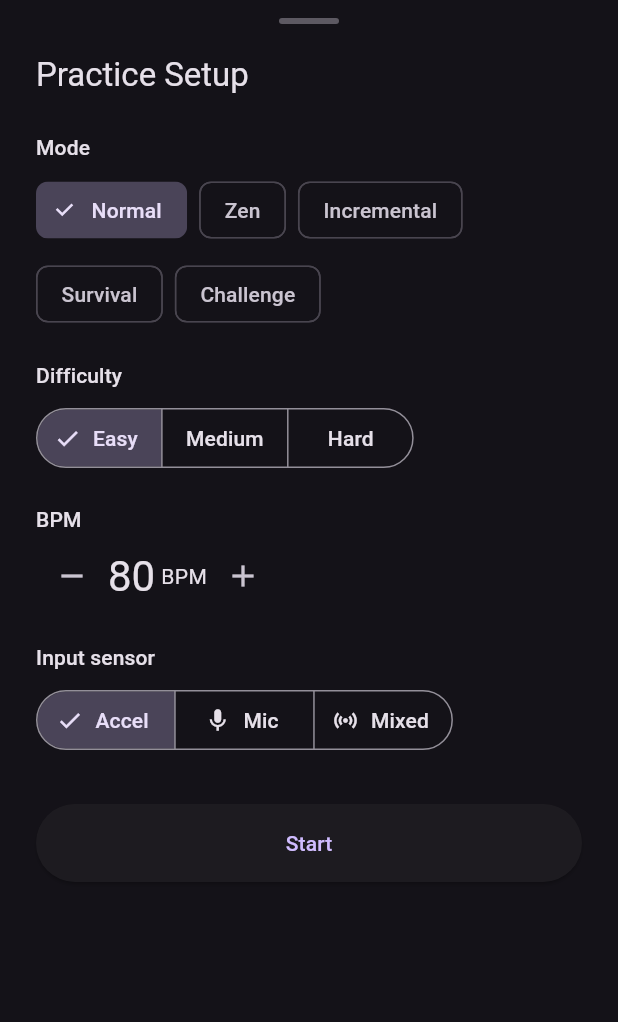
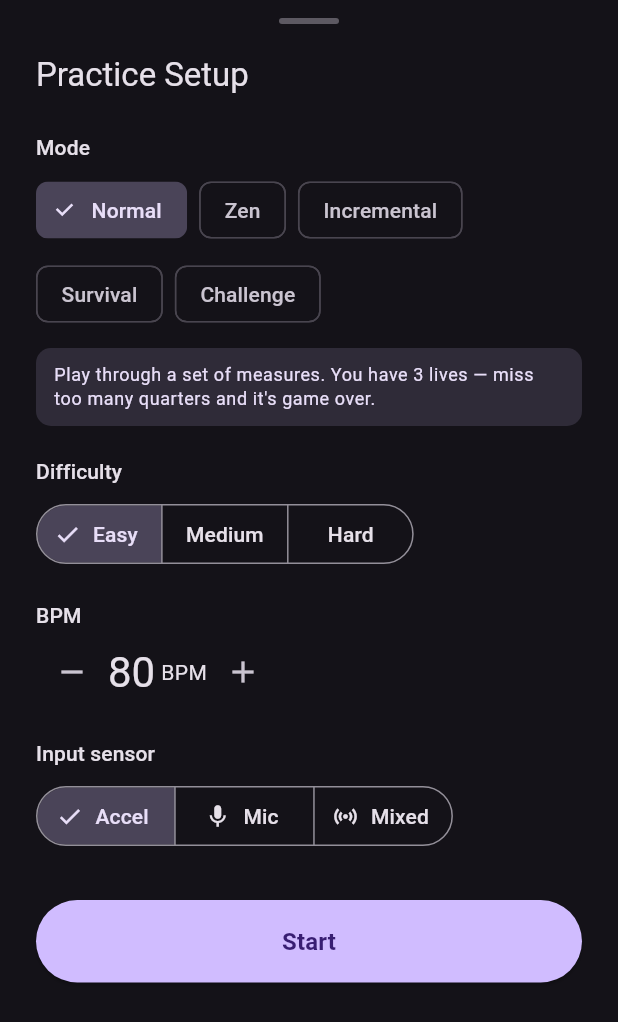
Before and after one commit to emavola/on-beat, a Flutter app: the ExerciseSetupSheet widget shown alone on an empty page, opened directly, on a phone screen of 412 x 824 dp. Shown: the top 1022 px of the screen. Run offline on Flutter 3.47's test engine with Material 3 defaults, Android fonts, the light colour scheme and no system bars; our stand-ins replace audioplayers, cloud_firestore, firebase_auth, firebase_core, google_sign_in, permission_handler and 2 more; accounts and stored records are empty; network calls fail; statements that could not run were skipped.

Commit message:
Add mode descriptions to exercise setup sheet and fix start button visibility

```diff
--- a/lib/pages/exercise_setup_sheet.dart
+++ b/lib/pages/exercise_setup_sheet.dart
@@ -96,6 +96,26 @@ class _ExerciseSetupSheetState extends State<ExerciseSetupSheet> {
               );
             }).toList(),
           ),
+          const SizedBox(height: 12),
+          // Mode description
+          AnimatedSwitcher(
+            duration: const Duration(milliseconds: 200),
+            child: Container(
+              key: ValueKey(_mode),
+              width: double.infinity,
+              padding: const EdgeInsets.symmetric(horizontal: 12, vertical: 10),
+              decoration: BoxDecoration(
+                color: theme.colorScheme.secondaryContainer.withValues(alpha: 0.5),
+                borderRadius: BorderRadius.circular(10),
+              ),
+              child: Text(
+                _modeDescription(_mode),
+                style: theme.textTheme.bodySmall?.copyWith(
+                  color: theme.colorScheme.onSecondaryContainer,
+                ),
+              ),
+            ),
+          ),
           const SizedBox(height: 20),
 
           // Difficulty
@@ -189,8 +209,10 @@ class _ExerciseSetupSheetState extends State<ExerciseSetupSheet> {
               onPressed: _start,
               style: ElevatedButton.styleFrom(
                 padding: const EdgeInsets.symmetric(vertical: 16),
+                backgroundColor: Theme.of(context).colorScheme.primary,
+                foregroundColor: Theme.of(context).colorScheme.onPrimary,
               ),
-              child: const Text('Start'),
+              child: const Text('Start', style: TextStyle(fontSize: 16, fontWeight: FontWeight.bold)),
             ),
           ),
         ],
@@ -206,3 +228,16 @@ String _modeLabel(ExerciseMode mode) => switch (mode) {
       ExerciseMode.survival => 'Survival',
       ExerciseMode.challenge => 'Challenge',
     };
+
+String _modeDescription(ExerciseMode mode) => switch (mode) {
+      ExerciseMode.normal =>
+        'Play through a set of measures. You have 3 lives — miss too many quarters and it\'s game over.',
+      ExerciseMode.zen =>
+        'No lives, no pressure. Just play and focus on your timing. Goes on until you stop.',
+      ExerciseMode.incremental =>
+        'BPM increases every 4 measures. How fast can you go before missing too many in a row?',
+      ExerciseMode.survival =>
+        'Unlimited measures, limited lives. Nail 4 in a row to earn a life back. How long can you last?',
+      ExerciseMode.challenge =>
+        '16 measures at a fixed BPM. Every quarter counts — you\'ll get a grade at the end.',
+    };
```
